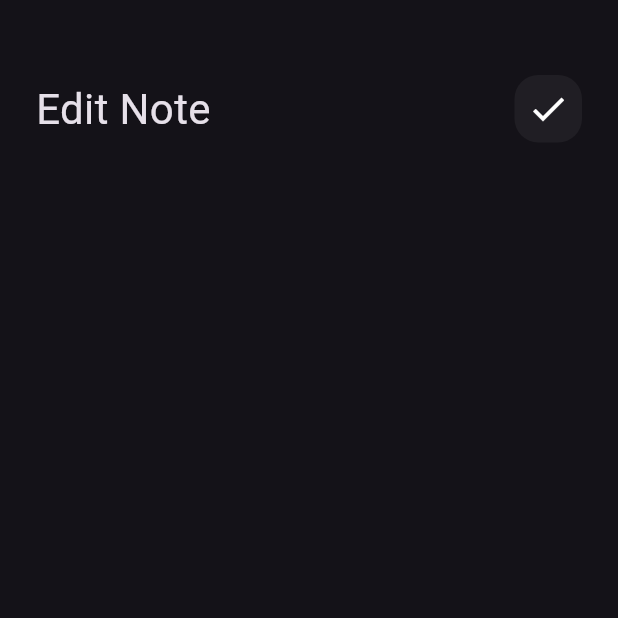
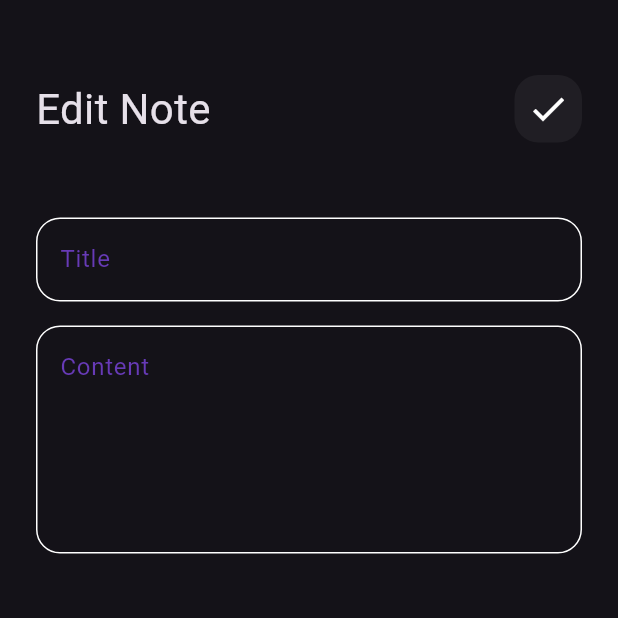
Before and after one commit to Ahmedshams1/notes_app, a Flutter app: the EditNoteView screen opened directly, on a phone screen of 412 x 824 dp, the top half of it. Run offline on Flutter 3.47's test engine with Material 3 defaults, Android fonts, the phone set to English and light mode, and no system bars.

Commit message:
edit note view ui done

```diff
--- a/lib/widget/editviewBody.dart
+++ b/lib/widget/editviewBody.dart
@@ -1,5 +1,6 @@
 import 'package:flutter/material.dart';
 import 'package:noteapp/widget/custemAppar.dart';
+import 'package:noteapp/widget/custemTextField.dart';
 
 class EditNoteViewBody extends StatelessWidget {
   const EditNoteViewBody({super.key});
@@ -14,6 +15,14 @@ class EditNoteViewBody extends StatelessWidget {
             height: 50,
           ),
           CustemAppar(title: 'Edit Note', icon: Icons.check),
+          SizedBox(
+            height: 50,
+          ),
+          CustemTextField(hint: 'Title'),
+          SizedBox(
+            height: 16,
+          ),
+          CustemTextField(hint: 'Content', maxline: 5),
         ],
       ),
     );
```
